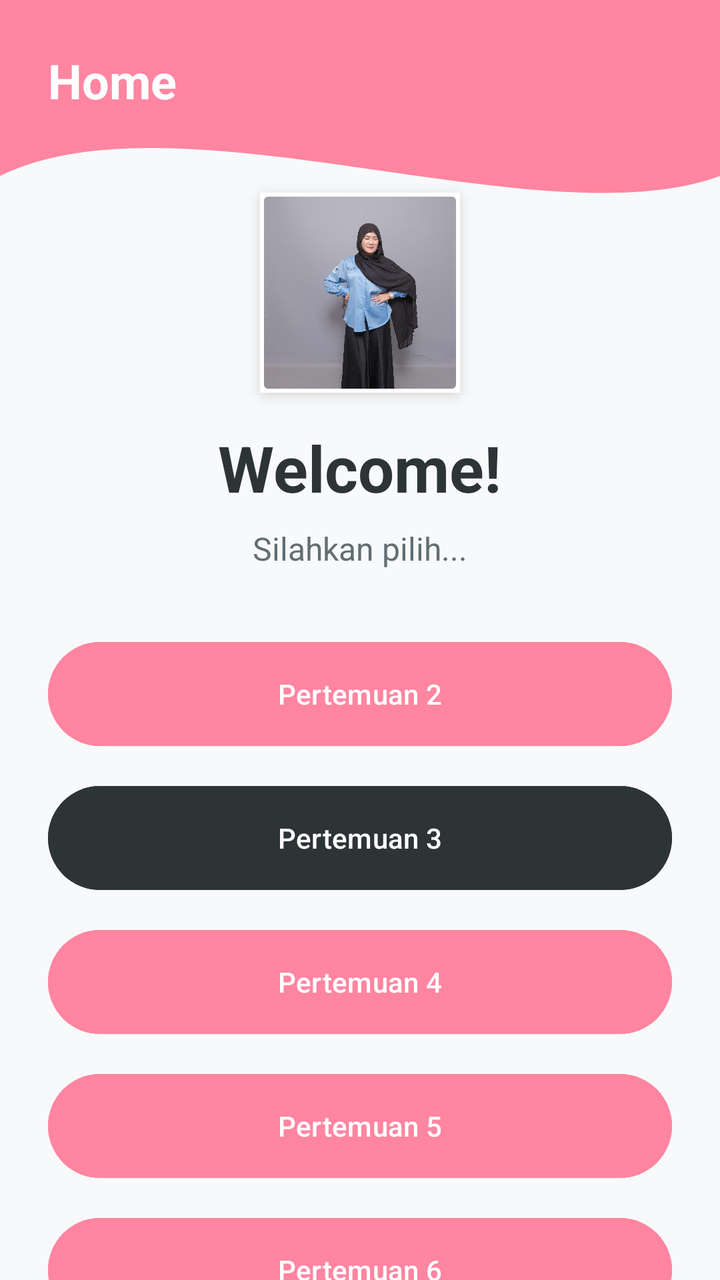
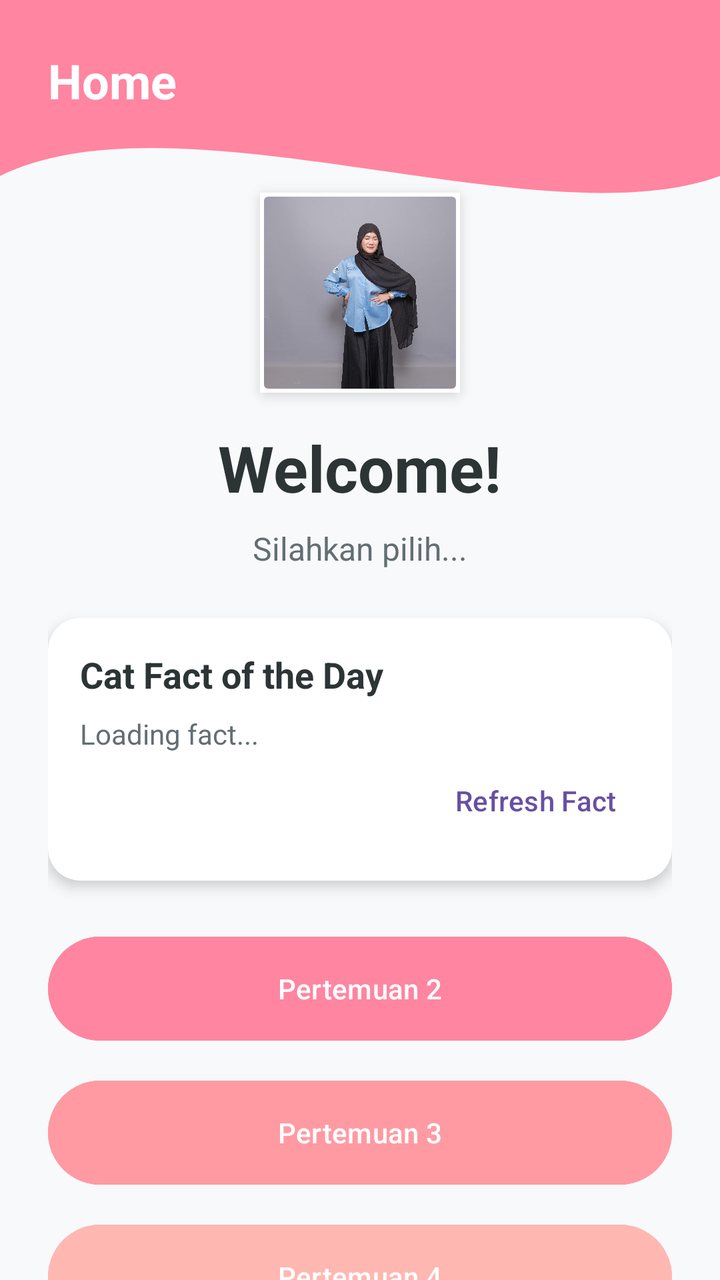

Two renders of the same Android screen: before a commit and after it. Below are the layout's source before the change and the commit's diff.
<!-- AndroidManifest.xml: application theme Theme.NeSoulApps -->
<!-- res/layout/fragment_home.xml -->
<?xml version="1.0" encoding="utf-8"?>
<androidx.constraintlayout.widget.ConstraintLayout xmlns:android="http://schemas.android.com/apk/res/android"
    xmlns:app="http://schemas.android.com/apk/res-auto"
    xmlns:tools="http://schemas.android.com/tools"
    android:layout_width="match_parent"
    android:layout_height="match_parent"
    android:background="#F8F9FA">

    
    <View
        android:id="@+id/background_header"
        android:layout_width="0dp"
        android:layout_height="220dp"
        android:background="@drawable/bg_header_wave"
        app:layout_constraintEnd_toEndOf="parent"
        app:layout_constraintStart_toStartOf="parent"
        app:layout_constraintTop_toTopOf="parent" />

    
    <TextView
        android:id="@+id/tvTitleHome"
        android:layout_width="wrap_content"
        android:layout_height="wrap_content"
        android:layout_marginStart="24dp"
        android:layout_marginTop="24dp"
        android:text="Home"
        android:textColor="@color/white"
        android:textSize="24sp"
        android:textStyle="bold"
        app:layout_constraintStart_toStartOf="parent"
        app:layout_constraintTop_toTopOf="parent" />

    <androidx.core.widget.NestedScrollView
        android:layout_width="0dp"
        android:layout_height="0dp"
        android:fillViewport="true"
        app:layout_constraintBottom_toBottomOf="parent"
        app:layout_constraintEnd_toEndOf="parent"
        app:layout_constraintStart_toStartOf="parent"
        app:layout_constraintTop_toBottomOf="@id/tvTitleHome">

        <LinearLayout
            android:layout_width="match_parent"
            android:layout_height="wrap_content"
            android:gravity="center_horizontal"
            android:orientation="vertical"
            android:padding="24dp">

            
            <com.google.android.material.imageview.ShapeableImageView
                android:id="@+id/ivProfile"
                android:layout_width="100dp"
                android:layout_height="100dp"
                android:layout_marginTop="16dp"
                android:src="@drawable/vanesya"
                android:scaleType="centerCrop"
                app:shapeAppearanceOverlay="@style/ShapeAppearance.MaterialComponents.MediumComponent"
                app:strokeColor="@color/white"
                app:strokeWidth="4dp"
                android:elevation="4dp" />

            
            <TextView
                android:id="@+id/tvWelcome"
                android:layout_width="wrap_content"
                android:layout_height="wrap_content"
                android:layout_marginTop="16dp"
                android:text="Welcome!"
                android:textColor="#2D3436"
                android:textSize="32sp"
                android:textStyle="bold" />

            <TextView
                android:id="@+id/tvSubtitle"
                android:layout_width="wrap_content"
                android:layout_height="wrap_content"
                android:layout_marginTop="8dp"
                android:text="Silahkan pilih..."
                android:textColor="#636E72"
                android:textSize="16sp" />

            
            <com.google.android.material.button.MaterialButton
                android:id="@+id/btnP2"
                style="@style/Widget.Material3.Button"
                android:layout_width="match_parent"
                android:layout_height="60dp"
                android:layout_marginTop="32dp"
                android:backgroundTint="#FF85A1"
                android:text="Pertemuan 2"
                android:textColor="@color/white"
                app:cornerRadius="30dp" />

            <com.google.android.material.button.MaterialButton
                android:id="@+id/btnP3"
                style="@style/Widget.Material3.Button"
                android:layout_width="match_parent"
                android:layout_height="60dp"
                android:layout_marginTop="12dp"
                android:backgroundTint="#2D3436"
                android:text="Pertemuan 3"
                android:textColor="@color/white"
                app:cornerRadius="30dp" />

            <com.google.android.material.button.MaterialButton
                android:id="@+id/btnP4"
                style="@style/Widget.Material3.Button"
                android:layout_width="match_parent"
                android:layout_height="60dp"
                android:layout_marginTop="12dp"
                android:backgroundTint="#FF85A1"
                android:text="Pertemuan 4"
                android:textColor="@color/white"
                app:cornerRadius="30dp" />

            <com.google.android.material.button.MaterialButton
                android:id="@+id/btnP5"
                style="@style/Widget.Material3.Button"
                android:layout_width="match_parent"
                android:layout_height="60dp"
                android:layout_marginTop="12dp"
                android:backgroundTint="#FF85A1"
                android:text="Pertemuan 5"
                android:textColor="@color/white"
                app:cornerRadius="30dp" />

            <com.google.android.material.button.MaterialButton
                android:id="@+id/btnP6"
                style="@style/Widget.Material3.Button"
                android:layout_width="match_parent"
                android:layout_height="60dp"
                android:layout_marginTop="12dp"
                android:backgroundTint="#FF85A1"
                android:text="Pertemuan 6"
                android:textColor="@color/white"
                app:cornerRadius="30dp" />

            <com.google.android.material.button.MaterialButton
                android:id="@+id/btnP9"
                style="@style/Widget.Material3.Button"
                android:layout_width="match_parent"
                android:layout_height="60dp"
                android:layout_marginTop="12dp"
                android:backgroundTint="#FF85A1"
                android:text="Pertemuan 9"
                android:textColor="@color/white"
                app:cornerRadius="30dp" />

            <com.google.android.material.button.MaterialButton
                android:id="@+id/btnP10"
                style="@style/Widget.Material3.Button"
                android:layout_width="match_parent"
                android:layout_height="60dp"
                android:layout_marginTop="12dp"
                android:backgroundTint="#2D3436"
                android:text="Pertemuan 10"
                android:textColor="@color/white"
                app:cornerRadius="30dp" />

            
            <View
                android:layout_width="match_parent"
                android:layout_height="40dp" />

        </LinearLayout>
    </androidx.core.widget.NestedScrollView>

</androidx.constraintlayout.widget.ConstraintLayout>
<!-- resources referenced by this layout -->
<resources>
  <color name="white">#FFFFFFFF</color>
  <!-- drawable bg_header_wave (drawable) -->
  <vector xmlns:android="http://schemas.android.com/apk/res/android"
      android:width="100dp"
      android:height="100dp"
      android:viewportWidth="100"
      android:viewportHeight="100">
  
      <path
          android:fillColor="#FF85A1"
          android:pathData="
              M0,0
              L100,0
              L100,40
              C 75,55
                25,20
                0,40
              Z" />
  </vector>
  <!-- drawable vanesya: jpg bitmap (drawable, 409122 bytes) -->
  <style name="Theme.NeSoulApps" parent="Base.Theme.NeSoulApps" />
  <style name="Base.Theme.NeSoulApps" parent="Theme.Material3.DayNight.NoActionBar">
          
          
      </style>
</resources>

<!-- the commit's change to res/layout/fragment_home.xml (unified diff, before → after) -->
@@ -80,12 +80,48 @@
                 android:textSize="16sp" />
 
             
+            <androidx.cardview.widget.CardView
+                android:layout_width="match_parent"
+                android:layout_height="wrap_content"
+                android:layout_marginTop="24dp"
+                app:cardCornerRadius="16dp"
+                app:cardElevation="4dp">
+                <LinearLayout
+                    android:layout_width="match_parent"
+                    android:layout_height="wrap_content"
+                    android:orientation="vertical"
+                    android:padding="16dp">
+                    <TextView
+                        android:layout_width="wrap_content"
+                        android:layout_height="wrap_content"
+                        android:text="Cat Fact of the Day"
+                        android:textStyle="bold"
+                        android:textSize="18sp"
+                        android:textColor="#2D3436"/>
+                    <TextView
+                        android:id="@+id/tvFact"
+                        android:layout_width="match_parent"
+                        android:layout_height="wrap_content"
+                        android:layout_marginTop="8dp"
+                        android:text="Loading fact..."
+                        android:textColor="#636E72"/>
+                    <com.google.android.material.button.MaterialButton
+                        android:id="@+id/btnRefresh"
+                        style="@style/Widget.Material3.Button.TextButton"
+                        android:layout_width="wrap_content"
+                        android:layout_height="wrap_content"
+                        android:layout_gravity="end"
+                        android:text="Refresh Fact" />
+                </LinearLayout>
+            </androidx.cardview.widget.CardView>
+
+            
             <com.google.android.material.button.MaterialButton
                 android:id="@+id/btnP2"
                 style="@style/Widget.Material3.Button"
                 android:layout_width="match_parent"
                 android:layout_height="60dp"
-                android:layout_marginTop="32dp"
+                android:layout_marginTop="24dp"
                 android:backgroundTint="#FF85A1"
                 android:text="Pertemuan 2"
                 android:textColor="@color/white"
@@ -97,7 +133,7 @@
                 android:layout_width="match_parent"
                 android:layout_height="60dp"
                 android:layout_marginTop="12dp"
-                android:backgroundTint="#2D3436"
+                android:backgroundTint="#FF9AA2"
                 android:text="Pertemuan 3"
                 android:textColor="@color/white"
                 app:cornerRadius="30dp" />
@@ -108,7 +144,7 @@
                 android:layout_width="match_parent"
                 android:layout_height="60dp"
                 android:layout_marginTop="12dp"
-                android:backgroundTint="#FF85A1"
+                android:backgroundTint="#FFB7B2"
                 android:text="Pertemuan 4"
                 android:textColor="@color/white"
                 app:cornerRadius="30dp" />
@@ -119,7 +155,7 @@
                 android:layout_width="match_parent"
                 android:layout_height="60dp"
                 android:layout_marginTop="12dp"
-                android:backgroundTint="#FF85A1"
+                android:backgroundTint="#FFDAC1"
                 android:text="Pertemuan 5"
                 android:textColor="@color/white"
                 app:cornerRadius="30dp" />
@@ -130,7 +166,7 @@
                 android:layout_width="match_parent"
                 android:layout_height="60dp"
                 android:layout_marginTop="12dp"
-                android:backgroundTint="#FF85A1"
+                android:backgroundTint="#E2F0CB"
                 android:text="Pertemuan 6"
                 android:textColor="@color/white"
                 app:cornerRadius="30dp" />
@@ -141,7 +177,7 @@
                 android:layout_width="match_parent"
                 android:layout_height="60dp"
                 android:layout_marginTop="12dp"
-                android:backgroundTint="#FF85A1"
+                android:backgroundTint="#B5EAD7"
                 android:text="Pertemuan 9"
                 android:textColor="@color/white"
                 app:cornerRadius="30dp" />
@@ -157,6 +193,24 @@
                 android:textColor="@color/white"
                 app:cornerRadius="30dp" />
 
+            <TextView
+                android:layout_width="wrap_content"
+                android:layout_height="wrap_content"
+                android:layout_marginTop="32dp"
+                android:layout_gravity="start"
+                android:text="Photo Gallery (Picsum)"
+                android:textStyle="bold"
+                android:textSize="18sp"
+                android:textColor="#2D3436"/>
+
+            <androidx.recyclerview.widget.RecyclerView
+                android:id="@+id/rvGallery"
+                android:layout_width="match_parent"
+                android:layout_height="wrap_content"
+                android:layout_marginTop="16dp"
+                android:nestedScrollingEnabled="false"
+                tools:listitem="@layout/item_photo" />
+
             
             <View
                 android:layout_width="match_parent"
@@ -166,3 +220,34 @@
     </androidx.core.widget.NestedScrollView>
 
 </androidx.constraintlayout.widget.ConstraintLayout>
+<!-- res/layout/item_photo.xml (included above) -->
+<?xml version="1.0" encoding="utf-8"?>
+<androidx.constraintlayout.widget.ConstraintLayout xmlns:android="http://schemas.android.com/apk/res/android"
+    xmlns:app="http://schemas.android.com/apk/res-auto"
+    xmlns:tools="http://schemas.android.com/tools"
+    android:layout_width="match_parent"
+    android:layout_height="wrap_content"
+    android:padding="8dp">
+
+    <ImageView
+        android:id="@+id/imgPhoto"
+        android:layout_width="match_parent"
+        android:layout_height="200dp"
+        android:scaleType="centerCrop"
+        app:layout_constraintEnd_toEndOf="parent"
+        app:layout_constraintStart_toStartOf="parent"
+        app:layout_constraintTop_toTopOf="parent" />
+
+    <TextView
+        android:id="@+id/tvAuthor"
+        android:layout_width="wrap_content"
+        android:layout_height="wrap_content"
+        android:layout_marginTop="8dp"
+        android:paddingTop="4dp"
+        android:text="Author"
+        android:textSize="16sp"
+        app:layout_constraintEnd_toEndOf="parent"
+        app:layout_constraintHorizontal_bias="0.0"
+        app:layout_constraintStart_toStartOf="parent"
+        app:layout_constraintTop_toBottomOf="@+id/imgPhoto" />
+</androidx.constraintlayout.widget.ConstraintLayout>
